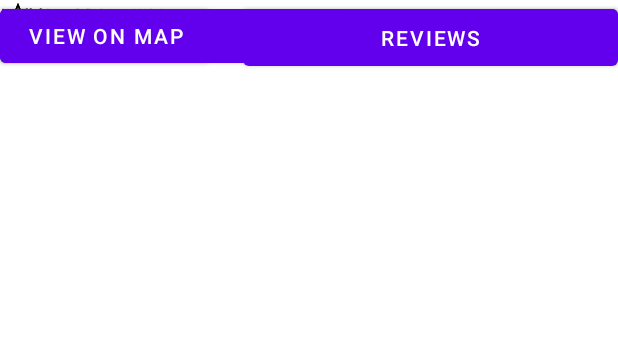
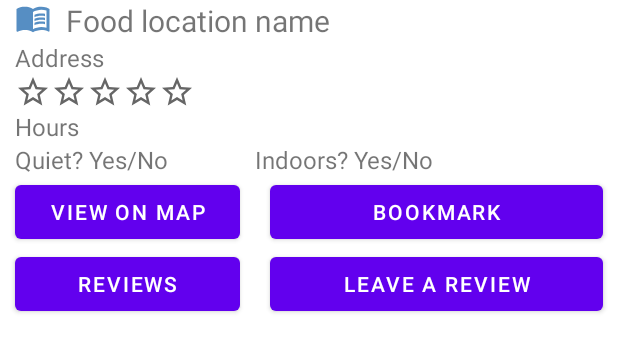
Before and after one commit to CSC207-UofT/course-project-aarves, an Android app: the layout activity_study_location.xml on its own in the app's theme, with its tools: preview values and no code run, on a phone screen of 412 x 824 dp. Shown: the top 352 px of the screen. Run offline under Robolectric (Android 15) with nearby library versions, the light colour scheme and no system bars.

Commit message:
Cleaned up xml files, added leave review button

```diff
--- /dev/null
+++ b/app/src/main/res/drawable/ic_baseline_menu_book_24.xml
@@ -0,0 +1,8 @@
+<vector android:autoMirrored="true" android:height="24dp"
+    android:tint="#568EC3" android:viewportHeight="24"
+    android:viewportWidth="24" android:width="24dp" xmlns:android="http://schemas.android.com/apk/res/android">
+    <path android:fillColor="@android:color/white" android:pathData="M21,5c-1.11,-0.35 -2.33,-0.5 -3.5,-0.5c-1.95,0 -4.05,0.4 -5.5,1.5c-1.45,-1.1 -3.55,-1.5 -5.5,-1.5S2.45,4.9 1,6v14.65c0,0.25 0.25,0.5 0.5,0.5c0.1,0 0.15,-0.05 0.25,-0.05C3.1,20.45 5.05,20 6.5,20c1.95,0 4.05,0.4 5.5,1.5c1.35,-0.85 3.8,-1.5 5.5,-1.5c1.65,0 3.35,0.3 4.75,1.05c0.1,0.05 0.15,0.05 0.25,0.05c0.25,0 0.5,-0.25 0.5,-0.5V6C22.4,5.55 21.75,5.25 21,5zM21,18.5c-1.1,-0.35 -2.3,-0.5 -3.5,-0.5c-1.7,0 -4.15,0.65 -5.5,1.5V8c1.35,-0.85 3.8,-1.5 5.5,-1.5c1.2,0 2.4,0.15 3.5,0.5V18.5z"/>
+    <path android:fillColor="@android:color/white" android:pathData="M17.5,10.5c0.88,0 1.73,0.09 2.5,0.26V9.24C19.21,9.09 18.36,9 17.5,9c-1.7,0 -3.24,0.29 -4.5,0.83v1.66C14.13,10.85 15.7,10.5 17.5,10.5z"/>
+    <path android:fillColor="@android:color/white" android:pathData="M13,12.49v1.66c1.13,-0.64 2.7,-0.99 4.5,-0.99c0.88,0 1.73,0.09 2.5,0.26V11.9c-0.79,-0.15 -1.64,-0.24 -2.5,-0.24C15.8,11.66 14.26,11.96 13,12.49z"/>
+    <path android:fillColor="@android:color/white" android:pathData="M17.5,14.33c-1.7,0 -3.24,0.29 -4.5,0.83v1.66c1.13,-0.64 2.7,-0.99 4.5,-0.99c0.88,0 1.73,0.09 2.5,0.26v-1.52C19.21,14.41 18.36,14.33 17.5,14.33z"/>
+</vector>
--- a/app/src/main/res/layout/activity_food_location.xml
+++ b/app/src/main/res/layout/activity_food_location.xml
@@ -14,7 +14,7 @@
                    app:srcCompat="@drawable/ic_baseline_restaurant_24">
         </ImageView>
         <TextView
-                android:id="@+id/locationName"
+                android:id="@+id/foodLocationName"
                 android:layout_width="match_parent"
                 android:layout_height="wrap_content"
                 android:textSize="20sp"
@@ -23,7 +23,7 @@
                 android:paddingLeft="10dp"/>
     </LinearLayout>
     <TextView
-            android:id="@+id/locationAddress"
+            android:id="@+id/foodLocationAddress"
             android:layout_width="match_parent"
             android:layout_marginLeft="10dp"
             android:layout_height="wrap_content"
@@ -94,25 +94,36 @@
                   android:orientation="horizontal">
         <Button
                 android:id="@+id/foodLocationMap"
-                android:layout_width="130dp"
+                android:layout_width="150dp"
                 android:layout_marginLeft="10dp"
                 android:layout_marginRight="10dp"
                 android:layout_height="wrap_content"
                 android:text="View on map"/>
         <Button
-                android:id="@+id/studyLocationReviews"
+                android:id="@+id/foodLocationBookmark"
                 android:layout_marginLeft="10dp"
                 android:layout_marginRight="10dp"
                 android:layout_width="match_parent"
                 android:layout_height="wrap_content"
+                android:text="Bookmark"/>
+    </LinearLayout>
+    <LinearLayout android:layout_width="match_parent"
+                  android:layout_height="match_parent"
+                  android:orientation="horizontal">
+        <Button
+                android:id="@+id/foodLocationReviews"
+                android:layout_marginLeft="10dp"
+                android:layout_width="150dp"
+                android:layout_marginRight="10dp"
+                android:layout_height="wrap_content"
                 android:text="Reviews"/>
+        <Button
+                android:id="@+id/foodLocationLeaveReview"
+                android:layout_marginLeft="10dp"
+                android:layout_marginRight="10dp"
+                android:layout_width="match_parent"
+                android:layout_height="wrap_content"
+                android:text="Leave a Review"/>
     </LinearLayout>
-    <Button
-            android:id="@+id/foodLocationBookmark"
-            android:layout_marginLeft="10dp"
-            android:layout_marginRight="10dp"
-            android:layout_width="match_parent"
-            android:layout_height="wrap_content"
-            android:text="Bookmark"/>
 
 </LinearLayout>
--- a/app/src/main/res/layout/activity_study_location.xml
+++ b/app/src/main/res/layout/activity_study_location.xml
@@ -1,128 +1,129 @@
 <?xml version="1.0" encoding="utf-8"?>
-<androidx.constraintlayout.widget.ConstraintLayout xmlns:android="http://schemas.android.com/apk/res/android"
+<LinearLayout xmlns:android="http://schemas.android.com/apk/res/android"
               xmlns:app="http://schemas.android.com/apk/res-auto"
-                                                   xmlns:tools="http://schemas.android.com/tools"
+              android:layout_height="wrap_content"
               android:layout_width="match_parent"
-                                                   android:layout_height="match_parent">
-
-    <LinearLayout
-            android:layout_height="wrap_content"
-            android:layout_width="wrap_content"
-            android:orientation="vertical"
-            tools:layout_editor_absoluteX="69dp">
+              android:orientation="vertical">
 
     <LinearLayout android:layout_width="match_parent"
                   android:layout_marginLeft="10dp"
                   android:layout_height="match_parent"
                   android:orientation="horizontal">
+        <ImageView android:layout_width="24dp"
+                   android:layout_height="24dp"
+                   app:srcCompat="@drawable/ic_baseline_menu_book_24">
+        </ImageView>
+        <TextView
+                android:id="@+id/studyLocationName"
+                android:layout_width="match_parent"
+                android:layout_height="wrap_content"
+                android:textSize="20sp"
+                android:text="Food location name"
+                android:layout_gravity="start"
+                android:paddingLeft="10dp"/>
     </LinearLayout>
+    <TextView
+            android:id="@+id/studyLocationAddress"
+            android:layout_width="match_parent"
+            android:layout_marginLeft="10dp"
+            android:layout_height="wrap_content"
+            android:textSize="16sp"
+            android:text="Address"
+            android:layout_gravity="start"/>
     <LinearLayout android:layout_width="match_parent"
                   android:orientation="horizontal"
                   android:layout_marginLeft="10dp"
                   android:layout_height="match_parent">
+        <ImageView android:layout_width="24dp"
+                   android:id="@+id/review_star1"
+                   app:srcCompat="@drawable/ic_baseline_star_border_24"
+                   android:layout_height="24dp">
+        </ImageView>
+        <ImageView android:layout_width="24dp"
+                   android:id="@+id/review_star2"
+                   app:srcCompat="@drawable/ic_baseline_star_border_24"
+                   android:layout_height="24dp">
+        </ImageView>
+        <ImageView android:layout_width="24dp"
+                   android:id="@+id/review_star3"
+                   app:srcCompat="@drawable/ic_baseline_star_border_24"
+                   android:layout_height="24dp">
+        </ImageView>
+        <ImageView android:layout_width="24dp"
+                   android:id="@+id/review_star4"
+                   app:srcCompat="@drawable/ic_baseline_star_border_24"
+                   android:layout_height="24dp">
+        </ImageView>
+        <ImageView android:layout_width="24dp"
+                   android:id="@+id/review_star5"
+                   app:srcCompat="@drawable/ic_baseline_star_border_24"
+                   android:layout_height="24dp">
+        </ImageView>
     </LinearLayout>
-        <LinearLayout android:layout_width="match_parent"
-                      android:layout_height="match_parent"
-                      android:orientation="horizontal">
-        </LinearLayout>
-        <LinearLayout android:layout_width="match_parent"
-                      android:layout_height="match_parent"
-                      android:orientation="horizontal">
-        </LinearLayout>
-
-    </LinearLayout>
-    <Button
-            android:id="@+id/foodLocationBookmark"
-            android:layout_width="match_parent"
-            android:layout_height="0dp"
-            android:text="Bookmark" tools:layout_editor_absoluteY="231dp" tools:layout_editor_absoluteX="0dp"/>
-    <Button
-            android:id="@+id/foodLocationMap"
-            android:layout_width="140dp"
-            android:layout_height="wrap_content"
-            android:text="View on map" tools:layout_editor_absoluteY="180dp"
-            tools:layout_editor_absoluteX="0dp"/>
-    <Button
-            android:id="@+id/studyLocationReviews"
-            android:layout_width="250dp"
-            android:layout_height="50dp"
-            android:text="Reviews" tools:layout_editor_absoluteY="180dp" app:layout_constraintEnd_toEndOf="parent"/>
     <TextView
-            android:id="@+id/foodLocationDineIn"
-            android:layout_width="150dp"
-            android:layout_height="wrap_content"
-            android:textSize="16sp"
-            android:text="Indoors? Yes/No"
-            android:layout_gravity="start" tools:layout_editor_absoluteY="141dp"
-            tools:layout_editor_absoluteX="3dp"/>
-    <TextView
-            android:id="@+id/foodLocationTakeOut"
-            android:layout_width="250dp"
-            android:layout_height="wrap_content"
-            android:textSize="16sp"
-            android:text="Quiet? Yes/No"
-            android:layout_gravity="start"
-            android:paddingLeft="10dp" tools:layout_editor_absoluteY="141dp"
-            tools:layout_editor_absoluteX="162dp"/>
-    <TextView
-            android:id="@+id/foodLocationHours"
+            android:id="@+id/studyLocationHours"
+            android:layout_marginLeft="10dp"
             android:layout_width="match_parent"
             android:layout_height="wrap_content"
             android:textSize="16sp"
             android:text="Hours"
             android:layout_gravity="start"
-            android:layout_alignParentBottom="true" tools:layout_editor_absoluteY="111dp"
-            tools:layout_editor_absoluteX="0dp"/>
-    <ImageView android:layout_width="24dp"
-               android:id="@+id/review_star5"
-               app:srcCompat="@drawable/ic_baseline_star_border_24"
-               android:layout_height="24dp" tools:layout_editor_absoluteY="74dp"
-               tools:layout_editor_absoluteX="96dp">
-    </ImageView>
-    <ImageView android:layout_width="24dp"
-               android:id="@+id/review_star4"
-               app:srcCompat="@drawable/ic_baseline_star_border_24"
-               android:layout_height="24dp" tools:layout_editor_absoluteY="74dp"
-               tools:layout_editor_absoluteX="72dp">
-    </ImageView>
-    <ImageView android:layout_width="24dp"
-               android:id="@+id/review_star3"
-               app:srcCompat="@drawable/ic_baseline_star_border_24"
-               android:layout_height="24dp" tools:layout_editor_absoluteY="74dp"
-               tools:layout_editor_absoluteX="48dp">
-    </ImageView>
-    <ImageView android:layout_width="24dp"
-               android:id="@+id/review_star2"
-               app:srcCompat="@drawable/ic_baseline_star_border_24"
-               android:layout_height="24dp" tools:layout_editor_absoluteY="74dp"
-               tools:layout_editor_absoluteX="24dp">
-    </ImageView>
-    <ImageView android:layout_width="24dp"
-               android:id="@+id/review_star1"
-               app:srcCompat="@drawable/ic_baseline_star_border_24"
-               android:layout_height="24dp" tools:layout_editor_absoluteY="74dp"
-               tools:layout_editor_absoluteX="0dp">
-    </ImageView>
+            android:layout_alignParentBottom="true"/>
+    <LinearLayout android:layout_width="match_parent"
+                  android:layout_height="match_parent"
+                  android:orientation="horizontal">
         <TextView
-            android:id="@+id/locationAddress"
+                android:id="@+id/studyLocationQuiet"
+                android:layout_marginLeft="10dp"
+                android:layout_width="150dp"
+                android:layout_height="wrap_content"
+                android:textSize="16sp"
+                android:text="Quiet? Yes/No"
+                android:layout_gravity="start"/>
+        <TextView
+                android:id="@+id/studyLocationIndoors"
                 android:layout_width="match_parent"
                 android:layout_height="wrap_content"
                 android:textSize="16sp"
-            android:text="Address"
-            android:layout_gravity="start" tools:layout_editor_absoluteY="46dp"
-            tools:layout_editor_absoluteX="1dp"/>
-    <TextView
-            android:id="@+id/locationName"
+                android:text="Indoors? Yes/No"
+                android:layout_gravity="start"
+                android:paddingLeft="10dp"/>
+    </LinearLayout>
+    <LinearLayout android:layout_width="match_parent"
+                  android:layout_height="match_parent"
+                  android:orientation="horizontal">
+        <Button
+                android:id="@+id/studyLocationMap"
+                android:layout_width="150dp"
+                android:layout_marginLeft="10dp"
+                android:layout_marginRight="10dp"
+                android:layout_height="wrap_content"
+                android:text="View on map"/>
+        <Button
+                android:id="@+id/studyLocationBookmark"
+                android:layout_marginLeft="10dp"
+                android:layout_marginRight="10dp"
                 android:layout_width="match_parent"
                 android:layout_height="wrap_content"
-            android:textSize="20sp"
-            android:text="Study location name"
-            android:layout_gravity="start"
-            android:paddingLeft="30dp" tools:layout_editor_absoluteY="16dp"
-            tools:layout_editor_absoluteX="1dp"/>
-    <ImageView android:layout_width="0dp"
-               android:layout_height="30dp"
-               app:srcCompat="@drawable/ic_baseline_star_24" tools:layout_editor_absoluteY="16dp"
-               tools:layout_editor_absoluteX="4dp">
-    </ImageView>
-</androidx.constraintlayout.widget.ConstraintLayout>
+                android:text="Bookmark"/>
+    </LinearLayout>
+    <LinearLayout android:layout_width="match_parent"
+                  android:layout_height="match_parent"
+                  android:orientation="horizontal">
+        <Button
+                android:id="@+id/studyLocationReviews"
+                android:layout_marginLeft="10dp"
+                android:layout_width="150dp"
+                android:layout_marginRight="10dp"
+                android:layout_height="wrap_content"
+                android:text="Reviews"/>
+        <Button
+                android:id="@+id/studyLocationLeaveReview"
+                android:layout_marginLeft="10dp"
+                android:layout_marginRight="10dp"
+                android:layout_width="match_parent"
+                android:layout_height="wrap_content"
+                android:text="Leave a Review"/>
+    </LinearLayout>
+
+</LinearLayout>
```
Lines whose indentation alone changed are shown as unchanged.
